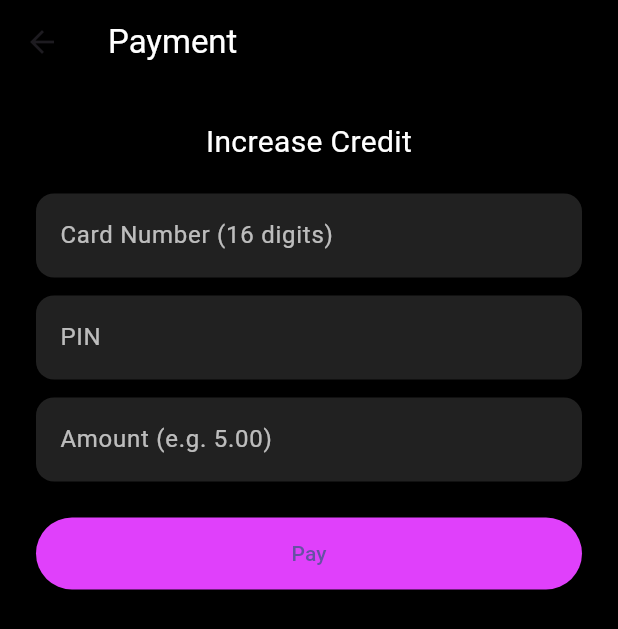
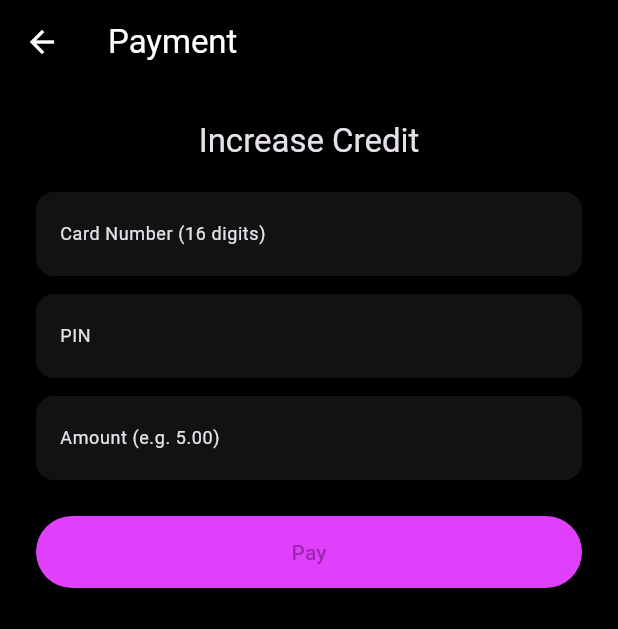
Before and after one commit to M-AmirBagheri/Music-Player, a Flutter app: the ProfilePage screen opened directly, after a tap on "Increase Credit", on a phone screen of 412 x 824 dp. Shown: the top 629 px of the screen. Run offline on Flutter 3.47's test engine with Material 3 defaults, Android fonts, the phone set to English and light mode, and no system bars; our stand-ins replace image_picker, just_audio, on_audio_query, shared_preferences; accounts and stored records are empty; network calls fail.

Commit message:
make change theme mode

```diff
--- a/lib/pages/auth/signup_page.dart
+++ b/lib/pages/auth/signup_page.dart
@@ -44,7 +44,7 @@ class _SignUpPageState extends State<SignUpPage> {
   @override
   Widget build(BuildContext context) {
     return Scaffold(
-      appBar: AppBar(title: const Text('Sign Up', style: TextStyle(fontWeight: FontWeight.bold),)),
+      appBar: AppBar(title: const Text('Sign Up')),
       body: Padding(
         padding: const EdgeInsets.all(16.0),
         child: Form(
@@ -100,7 +100,9 @@ class _SignUpPageState extends State<SignUpPage> {
               const SizedBox(height: 32),
               ElevatedButton(
                 onPressed: _signUp,
-                style: ElevatedButton.styleFrom(backgroundColor: Colors.purpleAccent),
+                style: ElevatedButton.styleFrom(
+                  backgroundColor: Theme.of(context).colorScheme.secondary,
+                ),
                 child: const Text('Sign Up'),
               ),
               TextButton(
--- a/lib/pages/payment/payment_page.dart
+++ b/lib/pages/payment/payment_page.dart
@@ -45,17 +45,15 @@ class _PaymentPageState extends State<PaymentPage> {
     });
 
     Future.delayed(const Duration(seconds: 2), () {
-      Navigator.pop(context, amount); // Send paid amount back
+      Navigator.pop(context, amount);
     });
   }
 
   @override
   Widget build(BuildContext context) {
     return Scaffold(
-      backgroundColor: Colors.black,
       appBar: AppBar(
-        title: const Text("Payment", style: TextStyle(color: Colors.white)),
-        backgroundColor: Colors.transparent,
+        title: const Text("Payment"),
       ),
       body: Padding(
         padding: const EdgeInsets.all(24),
@@ -63,13 +61,12 @@ class _PaymentPageState extends State<PaymentPage> {
           crossAxisAlignment: CrossAxisAlignment.stretch,
           children: [
             Text(widget.song['title'],
-                style: const TextStyle(color: Colors.white, fontSize: 20),
+                style: Theme.of(context).textTheme.titleLarge,
                 textAlign: TextAlign.center),
             const SizedBox(height: 20),
             TextField(
               controller: _cardController,
               keyboardType: TextInputType.number,
-              style: const TextStyle(color: Colors.white),
               decoration: _inputDecoration("Card Number (16 digits)"),
             ),
             const SizedBox(height: 12),
@@ -77,14 +74,12 @@ class _PaymentPageState extends State<PaymentPage> {
               controller: _pinController,
               obscureText: true,
               keyboardType: TextInputType.number,
-              style: const TextStyle(color: Colors.white),
               decoration: _inputDecoration("PIN"),
             ),
             const SizedBox(height: 12),
             TextField(
               controller: _amountController,
               keyboardType: TextInputType.number,
-              style: const TextStyle(color: Colors.white),
               decoration: _inputDecoration("Amount (e.g. 5.00)"),
             ),
             if (errorText != null)
@@ -98,7 +93,7 @@ class _PaymentPageState extends State<PaymentPage> {
             ElevatedButton(
               onPressed: _pay,
               style: ElevatedButton.styleFrom(
-                backgroundColor: Colors.purpleAccent,
+                backgroundColor: Theme.of(context).colorScheme.secondary,
                 padding: const EdgeInsets.symmetric(vertical: 14),
                 shape: RoundedRectangleBorder(
                     borderRadius: BorderRadius.circular(30)),
@@ -123,9 +118,9 @@ class _PaymentPageState extends State<PaymentPage> {
   InputDecoration _inputDecoration(String label) {
     return InputDecoration(
       labelText: label,
-      labelStyle: const TextStyle(color: Colors.white70),
+      labelStyle: Theme.of(context).textTheme.bodySmall,
       filled: true,
-      fillColor: Colors.grey.shade900,
+      fillColor: Theme.of(context).colorScheme.surface,
       border: OutlineInputBorder(
         borderRadius: BorderRadius.circular(12),
         borderSide: BorderSide.none,
--- a/lib/pages/profile/profile_page.dart
+++ b/lib/pages/profile/profile_page.dart
@@ -36,31 +36,18 @@ class _ProfilePageState extends State<ProfilePage> {
         final nameController = TextEditingController(text: username);
         final emailController = TextEditingController(text: email);
         return AlertDialog(
-          backgroundColor: Colors.grey.shade900,
-          title: const Text("Edit Profile", style: TextStyle(color: Colors.white)),
+          title: const Text("Edit Profile"),
           content: Column(
             mainAxisSize: MainAxisSize.min,
             children: [
               TextField(
                 controller: nameController,
-                style: const TextStyle(color: Colors.white),
-                decoration: InputDecoration(
-                  labelText: "Username",
-                  labelStyle: const TextStyle(color: Colors.white),
-                  filled: true,
-                  fillColor: Colors.grey.shade800,
-                ),
+                decoration: const InputDecoration(labelText: "Username"),
               ),
               const SizedBox(height: 10),
               TextField(
                 controller: emailController,
-                style: const TextStyle(color: Colors.white),
-                decoration: InputDecoration(
-                  labelText: "Email",
-                  labelStyle: const TextStyle(color: Colors.white),
-                  filled: true,
-                  fillColor: Colors.grey.shade800,
-                ),
+                decoration: const InputDecoration(labelText: "Email"),
               ),
             ],
           ),
@@ -106,9 +93,8 @@ class _ProfilePageState extends State<ProfilePage> {
     showDialog(
       context: context,
       builder: (_) => AlertDialog(
-        backgroundColor: Colors.grey.shade900,
-        title: const Text('Delete Account', style: TextStyle(color: Colors.white)),
-        content: const Text('Are you sure you want to delete your account?', style: TextStyle(color: Colors.white70)),
+        title: const Text('Delete Account'),
+        content: const Text('Are you sure you want to delete your account?'),
         actions: [
           TextButton(
             onPressed: () => Navigator.pop(context),
@@ -131,12 +117,7 @@ class _ProfilePageState extends State<ProfilePage> {
   @override
   Widget build(BuildContext context) {
     return Scaffold(
-      backgroundColor: Colors.black,
-      appBar: AppBar(
-        backgroundColor: Colors.transparent,
-        elevation: 0,
-        title: const Text('Profile', style: TextStyle(color: Colors.white)),
-      ),
+      appBar: AppBar(title: const Text('Profile')),
       body: SingleChildScrollView(
         padding: const EdgeInsets.all(24),
         child: Column(
@@ -146,10 +127,10 @@ class _ProfilePageState extends State<ProfilePage> {
                 children: [
                   CircleAvatar(
                     radius: 50,
-                    backgroundColor: Colors.grey.shade800,
+                    backgroundColor: Theme.of(context).colorScheme.surface,
                     backgroundImage: _image != null ? FileImage(_image!) : null,
                     child: _image == null
-                        ? const Icon(Icons.person, color: Colors.white, size: 50)
+                        ? const Icon(Icons.person, size: 50)
                         : null,
                   ),
                   Positioned(
@@ -157,27 +138,27 @@ class _ProfilePageState extends State<ProfilePage> {
                     right: -10,
                     child: IconButton(
                       onPressed: _pickImage,
-                      icon: const Icon(Icons.camera_alt, color: Colors.purpleAccent),
+                      icon: Icon(Icons.camera_alt, color: Theme.of(context).colorScheme.secondary),
                     ),
                   )
                 ],
               ),
             ),
             const SizedBox(height: 20),
-            Text(username, style: const TextStyle(color: Colors.white, fontSize: 20)),
-            Text(email, style: const TextStyle(color: Colors.white60)),
+            Text(username, style: Theme.of(context).textTheme.titleMedium),
+            Text(email, style: Theme.of(context).textTheme.bodyMedium),
             const SizedBox(height: 12),
             ElevatedButton(
               onPressed: _editProfile,
-              style: ElevatedButton.styleFrom(backgroundColor: Colors.purpleAccent),
+              style: ElevatedButton.styleFrom(backgroundColor: Theme.of(context).colorScheme.secondary),
               child: const Text("Edit Profile"),
             ),
             const SizedBox(height: 20),
             Row(
               mainAxisAlignment: MainAxisAlignment.spaceBetween,
               children: [
-                const Text("Balance", style: TextStyle(color: Colors.white, fontSize: 18)),
-                Text("\$${balance.toStringAsFixed(2)}", style: const TextStyle(color: Colors.white, fontSize: 18)),
+                const Text("Balance", style: TextStyle(fontSize: 18)),
+                Text("\$${balance.toStringAsFixed(2)}", style: const TextStyle(fontSize: 18)),
               ],
             ),
             const SizedBox(height: 10),
@@ -187,9 +168,9 @@ class _ProfilePageState extends State<ProfilePage> {
               label: const Text("Increase Credit"),
             ),
             const SizedBox(height: 20),
-            const Text("Subscription", style: TextStyle(color: Colors.white, fontSize: 18)),
+            const Text("Subscription", style: TextStyle(fontSize: 18)),
             const SizedBox(height: 6),
-            Text(subscription, style: const TextStyle(color: Colors.white70)),
+            Text(subscription, style: Theme.of(context).textTheme.bodySmall),
             const SizedBox(height: 12),
             ToggleButtons(
               isSelected: List.generate(3, (index) => index == selectedPlan),
@@ -198,7 +179,7 @@ class _ProfilePageState extends State<ProfilePage> {
               },
               borderRadius: BorderRadius.circular(12),
               selectedColor: Colors.white,
-              fillColor: Colors.purpleAccent,
+              fillColor: Theme.of(context).colorScheme.secondary,
               color: Colors.white70,
               children: plans.map((plan) => Padding(
                 padding: const EdgeInsets.symmetric(horizontal: 16),
@@ -209,7 +190,7 @@ class _ProfilePageState extends State<ProfilePage> {
             ElevatedButton(
               onPressed: () => _goToPayment("Get Premium (${plans[selectedPlan]})"),
               style: ElevatedButton.styleFrom(
-                backgroundColor: Colors.purpleAccent,
+                backgroundColor: Theme.of(context).colorScheme.secondary,
                 padding: const EdgeInsets.symmetric(vertical: 14, horizontal: 40),
               ),
               child: const Text("Get Premium"),
--- /dev/null
+++ b/lib/theme/app_themes.dart
@@ -0,0 +1,29 @@
+import 'package:flutter/material.dart';
+
+class AppThemes {
+  static final ThemeData darkTheme = ThemeData.dark().copyWith(
+    scaffoldBackgroundColor: Colors.black,
+    primaryColor: Colors.purple,
+    colorScheme: const ColorScheme.dark(
+      primary: Colors.purple,
+      secondary: Colors.purpleAccent,
+    ),
+    appBarTheme: const AppBarTheme(
+      backgroundColor: Colors.black,
+      foregroundColor: Colors.white,
+    ),
+  );
+
+  static final ThemeData lightTheme = ThemeData.light().copyWith(
+    scaffoldBackgroundColor: Colors.white,
+    primaryColor: Colors.purple,
+    colorScheme: const ColorScheme.light(
+      primary: Colors.purple,
+      secondary: Colors.purpleAccent,
+    ),
+    appBarTheme: const AppBarTheme(
+      backgroundColor: Colors.white,
+      foregroundColor: Colors.black,
+    ),
+  );
+}
```
Also changed, not shown: lib/main.dart (+3 -4 lines), lib/pages/auth/login_page.dart (+6 -14 lines), lib/pages/home/home_page.dart (+44 -37 lines), lib/pages/profile/settings_page.dart (+5 -18 lines), lib/pages/shop/music_shop_page.dart (+13 -17 lines), lib/pages/shop/song_detail_page.dart (+24 -28 lines), lib/widgets/theme_provider.dart (+6 -15 lines).
